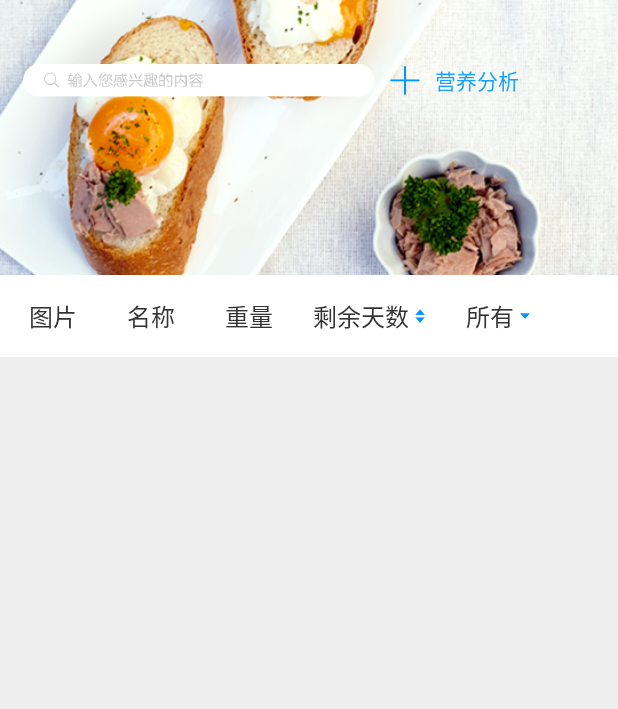
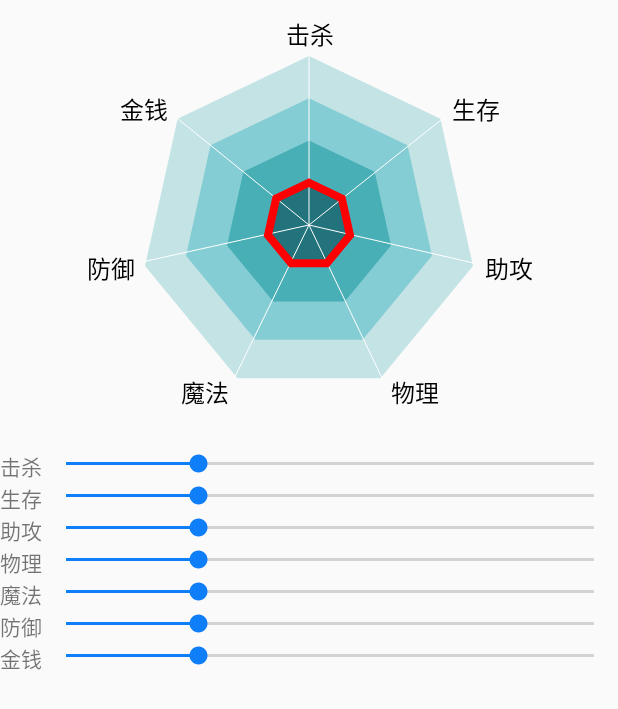
Before and after one commit to JerryLai8080/JYBX, an Android app: the fragment FragmentTwo shown on its own in the app's theme, after a tap on "营养分析", on a phone screen of 412 x 824 dp. Shown: the top 709 px of the screen. Run offline under Robolectric (Android 15) with nearby library versions, the phone set to English and light mode, and no system bars; our stand-ins replace ButterKnife; libraries missing offline, so code that uses them is left out: com.chad.library, com.yanzhenjie.recyclerview, me.grantland.widget; plain views replace AutofitTextView, SwipeMenuRecyclerView; pictures from the network do not load; 16 statements that could not run were skipped.

Commit message:
营养分析demo

```diff
--- a/app/src/main/AndroidManifest.xml
+++ b/app/src/main/AndroidManifest.xml
@@ -60,6 +60,9 @@
         <activity android:name=".activity.AlbumActivity"
             android:screenOrientation="portrait"/>
 
+        <activity android:name=".activity.PolygonsActivity"
+            android:screenOrientation="portrait"/>
+
         <meta-data
             android:name="UMENG_APPKEY"
             android:value="5a2f2e63f43e4816bc00018c">
--- /dev/null
+++ b/app/src/main/java/com/bx/jz/jy/jybx/activity/PolygonsActivity.java
@@ -0,0 +1,90 @@
+package com.bx.jz.jy.jybx.activity;
+
+import android.os.Bundle;
+import android.os.PersistableBundle;
+import android.support.annotation.Nullable;
+import android.support.v7.app.AppCompatActivity;
+import android.widget.SeekBar;
+
+import com.bx.jz.jy.jybx.R;
+import com.bx.jz.jy.jybx.base.BaseActivity;
+import com.bx.jz.jy.jybx.view.PolygonsView;
+
+/**
+ * Created by Administrator on 2017/12/14 0014.
+ */
+
+public class PolygonsActivity extends AppCompatActivity implements SeekBar.OnSeekBarChangeListener {
+
+    PolygonsView mv;
+    SeekBar sb1, sb2, sb3, sb4, sb5, sb6, sb7;
+
+    @Override
+    public void onCreate(@Nullable Bundle savedInstanceState) {
+        super.onCreate(savedInstanceState);
+        setContentView(R.layout.activity_polygons_layout);
+        mv = (PolygonsView) findViewById(R.id.mv);
+        sb1 = (SeekBar) findViewById(R.id.sb1);
+        sb1.setOnSeekBarChangeListener(this);
+
+        sb2 = (SeekBar) findViewById(R.id.sb2);
+        sb2.setOnSeekBarChangeListener(this);
+
+        sb3 = (SeekBar) findViewById(R.id.sb3);
+
+        sb3.setOnSeekBarChangeListener(this);
+        sb4 = (SeekBar) findViewById(R.id.sb4);
+
+        sb4.setOnSeekBarChangeListener(this);
+        sb5 = (SeekBar) findViewById(R.id.sb5);
+
+        sb5.setOnSeekBarChangeListener(this);
+        sb6 = (SeekBar) findViewById(R.id.sb6);
+
+        sb6.setOnSeekBarChangeListener(this);
+        sb7 = (SeekBar) findViewById(R.id.sb7);
+
+        sb7.setOnSeekBarChangeListener(this);
+
+
+    }
+
+    @Override
+    public void onProgressChanged(SeekBar seekBar, int i, boolean b) {
+        float values = (float) (seekBar.getProgress() / 10.0);
+        switch (seekBar.getId()) {
+            case R.id.sb1:
+                mv.setValue1(values);
+                break;
+            case R.id.sb2:
+                mv.setValue2(values);
+                break;
+            case R.id.sb3:
+                mv.setValue3(values);
+                break;
+            case R.id.sb4:
+                mv.setValue4(values);
+                break;
+            case R.id.sb5:
+                mv.setValue5(values);
+                break;
+            case R.id.sb6:
+                mv.setValue6(values);
+                break;
+            case R.id.sb7:
+                mv.setValue7(values);
+                break;
+        }
+    }
+
+    @Override
+    public void onStartTrackingTouch(SeekBar seekBar) {
+
+    }
+
+    @Override
+    public void onStopTrackingTouch(SeekBar seekBar) {
+
+
+    }
+}
--- a/app/src/main/java/com/bx/jz/jy/jybx/fragment/FragmentTwo.java
+++ b/app/src/main/java/com/bx/jz/jy/jybx/fragment/FragmentTwo.java
@@ -31,7 +31,9 @@ import com.bx.jz.jy.jybx.ConstantPool;
 import com.bx.jz.jy.jybx.R;
 import com.bx.jz.jy.jybx.activity.AddMaterialActivity;
 import com.bx.jz.jy.jybx.activity.FoodEncyclopediaActivity;
+import com.bx.jz.jy.jybx.activity.PolygonsActivity;
 import com.bx.jz.jy.jybx.activity.SearchActivity;
+import com.bx.jz.jy.jybx.view.PolygonsView;
 import com.bx.jz.jy.jybx.base.BaseEntity;
 import com.bx.jz.jy.jybx.base.BaseListEntity;
 import com.bx.jz.jy.jybx.bean.Ingredients;
@@ -478,6 +480,7 @@ public class FragmentTwo extends Fragment {
                 startActivity(new Intent(getActivity(), AddMaterialActivity.class));
                 break;
             case R.id.trophic_analysis://营养分析
+                startActivity(new Intent(getActivity(), PolygonsActivity.class));
                 break;
         }
     }
--- /dev/null
+++ b/app/src/main/java/com/bx/jz/jy/jybx/view/PolygonsView.java
@@ -0,0 +1,369 @@
+package com.bx.jz.jy.jybx.view;
+
+import android.content.Context;
+import android.graphics.Canvas;
+import android.graphics.Color;
+import android.graphics.Paint;
+import android.graphics.Path;
+import android.graphics.Rect;
+import android.support.annotation.Nullable;
+import android.util.AttributeSet;
+import android.view.View;
+
+import com.bx.jz.jy.jybx.R;
+
+/**
+ * 营养分析
+ */
+
+public class PolygonsView extends View {
+
+    private int center;//中心点
+    private float one_radius; //外层菱形圆半径
+    private float distance;//多边形之间的间距
+    private int defalutSize = 300;//默认大小
+    private String[] str = {"击杀", "生存", "助攻", "物理", "魔法", "防御", "金钱"};
+    private Rect str_rect;//字体矩形
+    private Paint rank_Paint;//各等级进度画笔
+    private Paint str_paint;//字体画笔
+    private Paint center_paint;//中心线画笔
+    private Paint one_paint;//最外层多边形画笔
+    private Paint two_paint;//第二层多边形画笔
+    private Paint three_paint;//第三层多边形画笔
+    private Paint four_paint;//第四层多边形画笔
+    private float f1, f2, f3, f4, f5, f6, f7;
+
+
+    public PolygonsView(Context context) {
+        this(context, null);
+    }
+
+    public PolygonsView(Context context, AttributeSet attrs) {
+        this(context, attrs, 0);
+    }
+
+    public PolygonsView(Context context, AttributeSet attrs, int defStyleAttr) {
+        super(context, attrs, defStyleAttr);
+        defalutSize = dp_px(defalutSize);
+        //初始化字体画笔
+        str_paint = new Paint();
+        str_paint.setAntiAlias(true);
+        str_paint.setColor(Color.BLACK);
+        str_paint.setTextSize(dp_px(16));
+        str_rect = new Rect();
+        str_paint.getTextBounds(str[0], 0, str[0].length(), str_rect);
+
+        //初始化各等级进度画笔
+        rank_Paint = new Paint();
+        rank_Paint.setAntiAlias(true);
+        rank_Paint.setColor(Color.RED);
+        rank_Paint.setStrokeWidth(8);
+        rank_Paint.setStyle(Paint.Style.STROKE);//设置空心
+
+        //初始化最外层多边形画笔
+        one_paint = new Paint();
+        one_paint.setAntiAlias(true);
+        one_paint.setColor(getResources().getColor(R.color.one));
+        one_paint.setStyle(Paint.Style.FILL);//设置实心
+
+        //初始化第二层多边形画笔
+        two_paint = new Paint();
+        two_paint.setAntiAlias(true);
+        two_paint.setColor(getResources().getColor(R.color.two));
+        two_paint.setStyle(Paint.Style.FILL);//设置实心
+
+        //初始化第三层多边形画笔
+        three_paint = new Paint();
+        three_paint.setAntiAlias(true);
+        three_paint.setColor(getResources().getColor(R.color.three));
+        three_paint.setStyle(Paint.Style.FILL);//设置实心
+
+        //初始化最内层多边形画笔
+        four_paint = new Paint();
+        four_paint.setAntiAlias(true);
+        four_paint.setColor(getResources().getColor(R.color.four));
+        four_paint.setStyle(Paint.Style.FILL);//设置实心
+
+
+        //初始化中心线画笔
+        center_paint = new Paint();
+        center_paint.setAntiAlias(true);
+        center_paint.setColor(Color.WHITE);
+
+
+    }
+
+    public void setStr(String[] str){
+        if(str!=null&&str.length==7){
+            this.str = str;
+            invalidate();
+        }
+    }
+
+    public void setOneColor(int color){
+        one_paint.setColor(color);
+        invalidate();
+    }
+    public void setTwoColor(int color){
+        two_paint.setColor(color);
+        invalidate();
+    }
+    public void setThreeColor(int color){
+        three_paint.setColor(color);
+        invalidate();
+    }
+    public void setFourColor(int color){
+        four_paint.setColor(color);
+        invalidate();
+    }
+
+    public void setCenterColor(int color){
+        center_paint.setColor(color);
+        invalidate();
+    }
+
+    public void setStrColor(int color){
+        str_paint.setColor(color);
+        invalidate();
+    }
+
+    public void setRankColor(int color){
+        rank_Paint.setColor(color);
+        invalidate();
+    }
+
+
+
+
+
+    public void setValue1(float value) {
+        f1 = one_radius-one_radius / 4 * value;
+        invalidate();
+    }
+
+    public void setValue2(float value) {
+        f2 = one_radius-one_radius / 4 * value;
+        invalidate();
+    }
+
+    public void setValue3(float value) {
+        f3 = one_radius-one_radius / 4 * value;
+        invalidate();
+    }
+
+    public void setValue4(float value) {
+        f4 = one_radius-one_radius / 4 * value;
+        invalidate();
+    }
+
+    public void setValue5(float value) {
+        f5 = one_radius-one_radius / 4 * value;
+        invalidate();
+    }
+
+    public void setValue6(float value) {
+        f6 = one_radius-one_radius / 4 * value;
+        invalidate();
+    }
+
+    public void setValue7(float value) {
+        f7 = one_radius-one_radius / 4 * value;
+        invalidate();
+    }
+
+    @Override
+    protected void onDraw(Canvas canvas) {
+
+
+        PaintFout(canvas);
+        onePolygons(canvas);
+        twoPolygons(canvas);
+        threePolygons(canvas);
+        fourPolygons(canvas);
+        center(canvas);
+        PaintRank(canvas);
+    }
+
+
+    /**
+     * 绘制等级进度
+     */
+    private void PaintRank(Canvas canvas) {
+
+        Path path = new Path();
+        path.moveTo(center, getPaddingTop() + 2 * str_rect.height() + f1);                           //起始点
+        path.lineTo((float) (center + Math.sin(Math.toRadians(360 / 7)) * (one_radius - f2)), (float) (getPaddingTop() + 2 * str_rect.height() + (one_radius) - Math.abs(Math.cos(Math.toRadians(360 / 7)) * (one_radius - f2))));
+        path.lineTo((float) (center + Math.sin(Math.toRadians(360 / 7 + 360 / 7 / 2)) * (one_radius - f3)), (float) (Math.cos(Math.toRadians(360 / 7 + 360 / 7 / 2)) * (one_radius - f3)) + center);
+        path.lineTo((float) (center + Math.sin(Math.toRadians(360 / 7 / 2)) * (one_radius - f4)), (float) (Math.cos(Math.toRadians(360 / 7 / 2)) * (one_radius - f4)) + center);
+        path.lineTo((float) (center - Math.sin(Math.toRadians(360 / 7 / 2)) * (one_radius - f5)), (float) (Math.cos(Math.toRadians(360 / 7 / 2)) * (one_radius - f5)) + center);
+        path.lineTo((float) (center - Math.sin(Math.toRadians(360 / 7 + 360 / 7 / 2)) * (one_radius - f6)), (float) (Math.cos(Math.toRadians(360 / 7 + 360 / 7 / 2)) * (one_radius - f6)) + center);
+        path.lineTo((float) (center - Math.sin(Math.toRadians(360 / 7)) * (one_radius - f7)), (float) (getPaddingTop() + 2 * str_rect.height() + (one_radius) - Math.abs(Math.cos(Math.toRadians(360 / 7)) * (one_radius - f7))));
+        path.close();
+        canvas.drawPath(path, rank_Paint);
+
+    }
+
+
+    /**
+     * 绘制字体
+     *
+     * @param canvas
+     */
+    private void PaintFout(Canvas canvas) {
+        canvas.drawText(str[0], center - str_rect.width() / 2, (float) (getPaddingTop() + 1.5 * str_rect.height()), str_paint);
+        canvas.drawText(str[1], (float) (center + Math.sin(Math.toRadians(360 / 7)) * one_radius + str_rect.height() / 2), (float) ((getPaddingTop() + 2 * str_rect.height() + one_radius - Math.abs(Math.cos(Math.toRadians(360 / 7)) * one_radius))), str_paint);
+        canvas.drawText(str[2], (float) (center + Math.sin(Math.toRadians(360 / 7 + 360 / 7 / 2)) * one_radius + str_rect.height() / 2), (float) (Math.cos(Math.toRadians(360 / 7 + 360 / 7 / 2)) * one_radius) + center + str_rect.height() / 2, str_paint);
+        canvas.drawText(str[3], (float) (center + Math.sin(Math.toRadians(360 / 7 / 2)) * one_radius - str_rect.height() / 2 + str_rect.width() / 2), (float) ((Math.cos(Math.toRadians(360 / 7 / 2)) * one_radius) + center + str_rect.height()), str_paint);
+        canvas.drawText(str[4], (float) (center - Math.sin(Math.toRadians(360 / 7 / 2)) * one_radius + str_rect.height() / 2 - str_rect.width() * 1.5), (float) ((Math.cos(Math.toRadians(360 / 7 / 2)) * one_radius) + center + str_rect.height()), str_paint);
+        canvas.drawText(str[5], (float) (center - Math.sin(Math.toRadians(360 / 7 + 360 / 7 / 2)) * one_radius - str_rect.height() / 2 - str_rect.width()), (float) (Math.cos(Math.toRadians(360 / 7 + 360 / 7 / 2)) * one_radius) + center + str_rect.height() / 2, str_paint);
+        canvas.drawText(str[6], (float) (center - Math.sin(Math.toRadians(360 / 7)) * one_radius - str_rect.height() / 2 - str_rect.width()), (float) ((getPaddingTop() + 2 * str_rect.height() + one_radius - Math.abs(Math.cos(Math.toRadians(360 / 7)) * one_radius))), str_paint);
+
+    }
+
+
+    /**
+     * //绘制最外层多边形
+     *
+     * @param canvas
+     */
+    private void onePolygons(Canvas canvas) {
+
+        Path path = new Path();
+        path.moveTo(center, getPaddingTop() + 2 * str_rect.height());                           //起始点
+        path.lineTo((float) (center + Math.sin(Math.toRadians(360 / 7)) * one_radius), (float) (getPaddingTop() + 2 * str_rect.height() + one_radius - Math.abs(Math.cos(Math.toRadians(360 / 7)) * one_radius)));
+        path.lineTo((float) (center + Math.sin(Math.toRadians(360 / 7 + 360 / 7 / 2)) * one_radius), (float) (Math.cos(Math.toRadians(360 / 7 + 360 / 7 / 2)) * one_radius) + center);
+        path.lineTo((float) (center + Math.sin(Math.toRadians(360 / 7 / 2)) * one_radius), (float) (Math.cos(Math.toRadians(360 / 7 / 2)) * one_radius) + center);
+        path.lineTo((float) (center - Math.sin(Math.toRadians(360 / 7 / 2)) * one_radius), (float) (Math.cos(Math.toRadians(360 / 7 / 2)) * one_radius) + center);
+        path.lineTo((float) (center - Math.sin(Math.toRadians(360 / 7 + 360 / 7 / 2)) * one_radius), (float) (Math.cos(Math.toRadians(360 / 7 + 360 / 7 / 2)) * one_radius) + center);
+        path.lineTo((float) (center - Math.sin(Math.toRadians(360 / 7)) * one_radius), (float) (getPaddingTop() + 2 * str_rect.height() + one_radius - Math.abs(Math.cos(Math.toRadians(360 / 7)) * one_radius)));
+        path.close();
+        canvas.drawPath(path, one_paint);
+    }
+
+    /**
+     * 绘制第二层多边形
+     *
+     * @param canvas
+     */
+    private void twoPolygons(Canvas canvas) {
+        distance = one_radius / 4;
+        Path path = new Path();
+        path.moveTo(center, getPaddingTop() + 2 * str_rect.height() + distance);                           //起始点
+        path.lineTo((float) (center + Math.sin(Math.toRadians(360 / 7)) * (one_radius - distance)), (float) (getPaddingTop() + 2 * str_rect.height() + (one_radius) - Math.abs(Math.cos(Math.toRadians(360 / 7)) * (one_radius - distance))));
+        path.lineTo((float) (center + Math.sin(Math.toRadians(360 / 7 + 360 / 7 / 2)) * (one_radius - distance)), (float) (Math.cos(Math.toRadians(360 / 7 + 360 / 7 / 2)) * (one_radius - distance)) + center);
+        path.lineTo((float) (center + Math.sin(Math.toRadians(360 / 7 / 2)) * (one_radius - distance)), (float) (Math.cos(Math.toRadians(360 / 7 / 2)) * (one_radius - distance)) + center);
+        path.lineTo((float) (center - Math.sin(Math.toRadians(360 / 7 / 2)) * (one_radius - distance)), (float) (Math.cos(Math.toRadians(360 / 7 / 2)) * (one_radius - distance)) + center);
+        path.lineTo((float) (center - Math.sin(Math.toRadians(360 / 7 + 360 / 7 / 2)) * (one_radius - distance)), (float) (Math.cos(Math.toRadians(360 / 7 + 360 / 7 / 2)) * (one_radius - distance)) + center);
+        path.lineTo((float) (center - Math.sin(Math.toRadians(360 / 7)) * (one_radius - distance)), (float) (getPaddingTop() + 2 * str_rect.height() + (one_radius) - Math.abs(Math.cos(Math.toRadians(360 / 7)) * (one_radius - distance))));
+        path.close();
+        canvas.drawPath(path, two_paint);
+    }
+
+    /**
+     * 绘制第三层多边形
+     *
+     * @param canvas
+     */
+    private void threePolygons(Canvas canvas) {
+        distance = one_radius / 2;
+        Path path = new Path();
+        path.moveTo(center, getPaddingTop() + 2 * str_rect.height() + distance);                           //起始点
+        path.lineTo((float) (center + Math.sin(Math.toRadians(360 / 7)) * (one_radius - distance)), (float) (getPaddingTop() + 2 * str_rect.height() + (one_radius) - Math.abs(Math.cos(Math.toRadians(360 / 7)) * (one_radius - distance))));
+        path.lineTo((float) (center + Math.sin(Math.toRadians(360 / 7 + 360 / 7 / 2)) * (one_radius - distance)), (float) (Math.cos(Math.toRadians(360 / 7 + 360 / 7 / 2)) * (one_radius - distance)) + center);
+        path.lineTo((float) (center + Math.sin(Math.toRadians(360 / 7 / 2)) * (one_radius - distance)), (float) (Math.cos(Math.toRadians(360 / 7 / 2)) * (one_radius - distance)) + center);
+        path.lineTo((float) (center - Math.sin(Math.toRadians(360 / 7 / 2)) * (one_radius - distance)), (float) (Math.cos(Math.toRadians(360 / 7 / 2)) * (one_radius - distance)) + center);
+        path.lineTo((float) (center - Math.sin(Math.toRadians(360 / 7 + 360 / 7 / 2)) * (one_radius - distance)), (float) (Math.cos(Math.toRadians(360 / 7 + 360 / 7 / 2)) * (one_radius - distance)) + center);
+        path.lineTo((float) (center - Math.sin(Math.toRadians(360 / 7)) * (one_radius - distance)), (float) (getPaddingTop() + 2 * str_rect.height() + (one_radius) - Math.abs(Math.cos(Math.toRadians(360 / 7)) * (one_radius - distance))));
+
+        path.close();
+        canvas.drawPath(path, three_paint);
+    }
+
+    /**
+     * 绘制最内层多边形
+     *
+     * @param canvas
+     */
+    private void fourPolygons(Canvas canvas) {
+        distance = one_radius / 2 + one_radius / 4;
+        Path path = new Path();
+        path.moveTo(center, getPaddingTop() + 2 * str_rect.height() + distance);                           //起始点
+        path.lineTo((float) (center + Math.sin(Math.toRadians(360 / 7)) * (one_radius - distance)), (float) (getPaddingTop() + 2 * str_rect.height() + (one_radius) - Math.abs(Math.cos(Math.toRadians(360 / 7)) * (one_radius - distance))));
+        path.lineTo((float) (center + Math.sin(Math.toRadians(360 / 7 + 360 / 7 / 2)) * (one_radius - distance)), (float) (Math.cos(Math.toRadians(360 / 7 + 360 / 7 / 2)) * (one_radius - distance)) + center);
+        path.lineTo((float) (center + Math.sin(Math.toRadians(360 / 7 / 2)) * (one_radius - distance)), (float) (Math.cos(Math.toRadians(360 / 7 / 2)) * (one_radius - distance)) + center);
+        path.lineTo((float) (center - Math.sin(Math.toRadians(360 / 7 / 2)) * (one_radius - distance)), (float) (Math.cos(Math.toRadians(360 / 7 / 2)) * (one_radius - distance)) + center);
+        path.lineTo((float) (center - Math.sin(Math.toRadians(360 / 7 + 360 / 7 / 2)) * (one_radius - distance)), (float) (Math.cos(Math.toRadians(360 / 7 + 360 / 7 / 2)) * (one_radius - distance)) + center);
+        path.lineTo((float) (center - Math.sin(Math.toRadians(360 / 7)) * (one_radius - distance)), (float) (getPaddingTop() + 2 * str_rect.height() + (one_radius) - Math.abs(Math.cos(Math.toRadians(360 / 7)) * (one_radius - distance))));
+
+        path.close();
+        canvas.drawPath(path, four_paint);
+    }
+
+
+    /**
+     * 绘制中心线
+     *
+     * @param canvas
+     */
+    private void center(Canvas canvas) {
+        //绘制七边形中心线
+        canvas.save();//保存当前状态
+        canvas.rotate(0, center, center);
+        float startY = getPaddingTop() + 2 * str_rect.height();
+        float endY = center;
+        float du = (float) (360 / 7 + 0.5);
+        for (int i = 0; i < 7; i++) {
+            canvas.drawLine(center, startY, center, endY, center_paint);
+            canvas.rotate(du, center, center);
+
+        }
+        canvas.restore();//恢复之前状态
+    }
+
+    @Override
+    protected void onMeasure(int widthMeasureSpec, int heightMeasureSpec) {
+        super.onMeasure(widthMeasureSpec, heightMeasureSpec);
+        int wMode = MeasureSpec.getMode(widthMeasureSpec);
+        int wSize = MeasureSpec.getSize(widthMeasureSpec);
+        int hMode = MeasureSpec.getMode(heightMeasureSpec);
+        int hSize = MeasureSpec.getSize(heightMeasureSpec);
+        int width, height;
+        if (wMode == MeasureSpec.EXACTLY) {
+            width = wSize;
+        } else {
+            width = Math.min(wSize, defalutSize);
+        }
+
+        if (hMode == MeasureSpec.EXACTLY) {
+            height = hSize;
+        } else {
+            height = Math.min(hSize, defalutSize);
+        }
+        center = width / 2;//中心点
+        one_radius = center - getPaddingTop() - 2 * str_rect.height();
+        f1 = one_radius-one_radius / 4 * 1;
+        f2 = one_radius-one_radius / 4 * 1;
+        f3 = one_radius-one_radius / 4 * 1;
+        f4 = one_radius-one_radius / 4 * 1;
+        f5 = one_radius-one_radius / 4 * 1;
+        f6 = one_radius-one_radius / 4 * 1;
+        f7 = one_radius-one_radius / 4 * 1;
+        setMeasuredDimension(width, height);
+
+
+    }
+
+
+    /**
+     * dp转px
+     *
+     * @param values
+     * @return
+     */
+    public int dp_px(int values) {
+
+        float density = getResources().getDisplayMetrics().density;
+        return (int) (values * density + 0.5f);
+    }
+
+}
--- /dev/null
+++ b/app/src/main/res/layout/activity_polygons_layout.xml
@@ -0,0 +1,165 @@
+<?xml version="1.0" encoding="utf-8"?>
+<LinearLayout xmlns:android="http://schemas.android.com/apk/res/android"
+    android:layout_width="match_parent"
+    android:layout_height="match_parent"
+    android:orientation="vertical">
+
+    <com.bx.jz.jy.jybx.view.PolygonsView
+        android:id="@+id/mv"
+        android:layout_width="wrap_content"
+        android:layout_height="wrap_content"
+        android:layout_gravity="center"
+        android:padding="5dp" />
+
+    <LinearLayout
+        android:layout_width="match_parent"
+        android:layout_height="wrap_content"
+        android:layout_gravity="center"
+        android:orientation="horizontal">
+
+        <TextView
+            android:layout_width="wrap_content"
+            android:layout_height="wrap_content"
+            android:text="击杀" />
+
+        <SeekBar
+            android:id="@+id/sb1"
+            android:layout_width="match_parent"
+            android:layout_height="wrap_content"
+            android:layout_gravity="center_horizontal"
+            android:max="40"
+            android:progress="10" />
+
+    </LinearLayout>
+
+    <LinearLayout
+        android:layout_width="match_parent"
+        android:layout_height="wrap_content"
+        android:layout_gravity="center"
+        android:orientation="horizontal">
+
+        <TextView
+            android:layout_width="wrap_content"
+            android:layout_height="wrap_content"
+            android:text="生存" />
+
+        <SeekBar
+            android:id="@+id/sb2"
+            android:layout_width="match_parent"
+            android:layout_height="wrap_content"
+            android:layout_gravity="center_horizontal"
+            android:max="40"
+            android:progress="10" />
+
+    </LinearLayout>
+
+    <LinearLayout
+        android:layout_width="match_parent"
+        android:layout_height="wrap_content"
+        android:layout_gravity="center"
+        android:orientation="horizontal">
+
+        <TextView
+            android:layout_width="wrap_content"
+            android:layout_height="wrap_content"
+            android:text="助攻" />
+
+        <SeekBar
+            android:id="@+id/sb3"
+            android:layout_width="match_parent"
+            android:layout_height="wrap_content"
+            android:layout_gravity="center_horizontal"
+            android:max="40"
+            android:progress="10" />
+
+    </LinearLayout>
+
+    <LinearLayout
+        android:layout_width="match_parent"
+        android:layout_height="wrap_content"
+        android:layout_gravity="center"
+        android:orientation="horizontal">
+
+        <TextView
+            android:layout_width="wrap_content"
+            android:layout_height="wrap_content"
+            android:text="物理" />
+
+        <SeekBar
+            android:id="@+id/sb4"
+            android:layout_width="match_parent"
+            android:layout_height="wrap_content"
+            android:layout_gravity="center_horizontal"
+            android:max="40"
+            android:progress="10" />
+
+    </LinearLayout>
+
+
+    <LinearLayout
+        android:layout_width="match_parent"
+        android:layout_height="wrap_content"
+        android:layout_gravity="center"
+        android:orientation="horizontal">
+
+        <TextView
+            android:layout_width="wrap_content"
+            android:layout_height="wrap_content"
+            android:text="魔法" />
+
+        <SeekBar
+            android:id="@+id/sb5"
+            android:layout_width="match_parent"
+            android:layout_height="wrap_content"
+            android:layout_gravity="center_horizontal"
+            android:max="40"
+            android:progress="10" />
+
+    </LinearLayout>
+
+
+    <LinearLayout
+        android:layout_width="match_parent"
+        android:layout_height="wrap_content"
+        android:layout_gravity="center"
+        android:orientation="horizontal">
+
+        <TextView
+            android:layout_width="wrap_content"
+            android:layout_height="wrap_content"
+            android:text="防御" />
+
+        <SeekBar
+            android:id="@+id/sb6"
+            android:layout_width="match_parent"
+            android:layout_height="wrap_content"
+            android:layout_gravity="center_horizontal"
+            android:max="40"
+            android:progress="10" />
+
+    </LinearLayout>
+
+
+    <LinearLayout
+        android:layout_width="match_parent"
+        android:layout_height="wrap_content"
+        android:layout_gravity="center"
+        android:orientation="horizontal">
+
+        <TextView
+            android:layout_width="wrap_content"
+            android:layout_height="wrap_content"
+            android:text="金钱" />
+
+        <SeekBar
+            android:id="@+id/sb7"
+            android:layout_width="match_parent"
+            android:layout_height="wrap_content"
+            android:layout_gravity="center_horizontal"
+            android:max="40"
+            android:progress="10" />
+
+    </LinearLayout>
+
+
+</LinearLayout>
--- a/app/src/main/res/values/colors.xml
+++ b/app/src/main/res/values/colors.xml
@@ -27,5 +27,8 @@
     <color name="color_50">#50000000</color>
     <color name="color_df">#dfdfdf</color>
 
-
+    <color name="one">#c3e3e5</color>
+    <color name="two">#85cdd4</color>
+    <color name="three">#48afb6</color>
+    <color name="four">#22737b</color>
 </resources>
```
Also changed, not shown: 2 other files.
